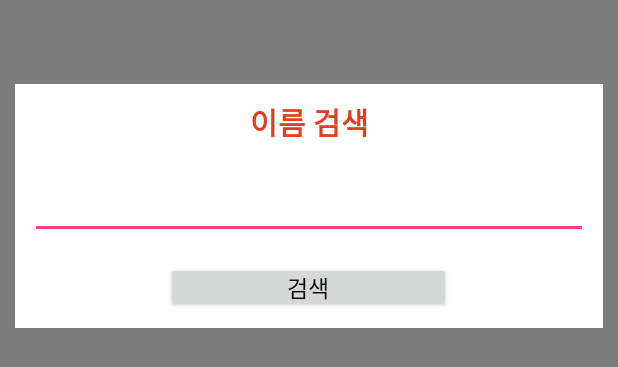
After one commit to 1022pkh/SeoulMarket, an Android app: the layout dialog_name.xml on its own in the app's theme, with its tools: preview values and no code run, on a phone screen of 412 x 824 dp. The commit adds this screen. Shown: the top 367 px of the screen. Run offline under Robolectric (Android 15) with nearby library versions, the phone set to English and light mode, and no system bars.

Commit message:
이름 검색 다이얼로그 추가 및 필터 xml 추가

```diff
--- a/app/build.gradle
+++ b/app/build.gradle
@@ -33,6 +33,7 @@ dependencies {
     compile 'me.nlmartian.silkcal:library:0.1.1'
     //
 
+
     compile group: 'com.kakao.sdk', name: 'kakaolink', version: project.KAKAO_SDK_VERSION
     // 카카오스토리 sdk를 사용하기 위해 필요.
     compile group: 'com.kakao.sdk', name: 'kakaostory', version: project.KAKAO_SDK_VERSION
--- a/app/src/main/AndroidManifest.xml
+++ b/app/src/main/AndroidManifest.xml
@@ -23,7 +23,8 @@
         <activity
             android:name=".main.view.MainActivity"
             android:label="@string/app_name"
-            android:theme="@style/AppTheme.NoActionBar" />
+            android:theme="@style/AppTheme.NoActionBar"
+            android:windowSoftInputMode="adjustPan"/>
         <activity
             android:name=".splash.SplashAcitivty"
             android:theme="@style/AppTheme.NoActionBar">
--- a/app/src/main/res/layout/app_bar_main.xml
+++ b/app/src/main/res/layout/app_bar_main.xml
@@ -10,7 +10,8 @@
     <android.support.design.widget.AppBarLayout
         android:layout_width="match_parent"
         android:layout_height="wrap_content"
-        android:theme="@style/AppTheme.AppBarOverlay">
+        android:theme="@style/AppTheme.AppBarOverlay"
+        app:elevation="0dp">
 
         <RelativeLayout
             android:layout_width="match_parent"
@@ -20,7 +21,8 @@
                 android:layout_width="match_parent"
                 android:layout_height="?attr/actionBarSize"
                 android:background="?attr/colorPrimary"
-                app:popupTheme="@style/AppTheme.PopupOverlay" />
+                app:popupTheme="@style/AppTheme.PopupOverlay"
+                />
 
             <TextView
                 android:textColor="#ffffff"
--- a/app/src/main/res/layout/content_main.xml
+++ b/app/src/main/res/layout/content_main.xml
@@ -2,6 +2,7 @@
 <LinearLayout xmlns:android="http://schemas.android.com/apk/res/android"
     xmlns:app="http://schemas.android.com/apk/res-auto"
     xmlns:tools="http://schemas.android.com/tools"
+    xmlns:expandable="http://schemas.android.com/apk/res-auto"
     android:layout_width="match_parent"
     android:layout_height="match_parent"
     app:layout_behavior="@string/appbar_scrolling_view_behavior"
@@ -11,10 +12,13 @@
     android:weightSum="10">
 
     <LinearLayout
+        android:id="@+id/mainTitleArea"
         android:layout_width="match_parent"
         android:layout_height="0dp"
         android:layout_weight="1"
-        android:weightSum="2">
+        android:weightSum="2"
+        android:focusable="true"
+        android:focusableInTouchMode="true">
 
         <TextView
             android:id="@+id/findLocationBtn"
--- /dev/null
+++ b/app/src/main/res/layout/dialog_name.xml
@@ -0,0 +1,86 @@
+<?xml version="1.0" encoding="utf-8"?>
+<LinearLayout xmlns:android="http://schemas.android.com/apk/res/android"
+    android:layout_width="match_parent"
+    android:layout_height="match_parent"
+    android:orientation="vertical"
+    android:id="@+id/nameView"
+    android:background="#80000000"
+    android:paddingLeft="10dp"
+    android:paddingRight="10dp"
+    android:gravity="top"
+    android:paddingTop="56dp">
+
+    <LinearLayout
+        android:layout_width="match_parent"
+        android:layout_height="wrap_content"
+        android:background="#ffffff"
+        android:orientation="vertical"
+        android:padding="10dp"
+        >
+
+        <LinearLayout
+            android:layout_width="match_parent"
+            android:layout_height="wrap_content"
+            android:orientation="vertical"
+            android:gravity="center">
+
+            <LinearLayout
+                android:layout_width="match_parent"
+                android:layout_height="wrap_content"
+                android:layout_marginLeft="36dp"
+                android:layout_marginRight="36dp"
+                android:orientation="vertical"
+                >
+
+                <TextView
+                    android:layout_width="match_parent"
+                    android:layout_height="wrap_content"
+                    android:text="이름 검색"
+                    android:textStyle="bold"
+                    android:gravity="center"
+                    android:textSize="20sp"
+                    android:textColor="#E23E1E"
+                    />
+
+
+            </LinearLayout>
+
+        </LinearLayout>
+
+        <LinearLayout
+            android:layout_width="match_parent"
+            android:layout_height="wrap_content"
+            android:orientation="vertical"
+            android:layout_marginTop="15dp"
+            android:gravity="center">
+
+            <EditText
+                android:id="@+id/nameEdit"
+                android:layout_width="match_parent"
+                android:layout_height="wrap_content"
+                android:textColor="#000000"
+                android:textSize="20sp"
+                android:singleLine="true"
+                android:maxLength="20"/>
+
+        </LinearLayout>
+
+        <LinearLayout
+            android:layout_width="match_parent"
+            android:layout_height="wrap_content"
+            android:layout_marginTop="15dp"
+            android:gravity="center">
+            <Button
+                android:id="@+id/sendName"
+                android:layout_width="190dp"
+                android:layout_height="34dp"
+                android:textColor="#000000"
+                android:textSize="15sp"
+                android:padding="5dp"
+                android:text="검색"/>
+        </LinearLayout>
+    </LinearLayout>
+
+
+
+</LinearLayout>
```
Also changed, not shown: app/src/main/java/com/project/seoulmarket/dialog/DialogName.java (added, +56 -0 lines), app/src/main/java/com/project/seoulmarket/main/view/MainActivity.java (+52 -3 lines), app/src/main/res/layout/main_cardview_filter.xml (added, +192 -0 lines), app/src/main/res/menu/main.xml (+9 -5 lines), app/src/main/res/drawable/ic_x.png (added).
